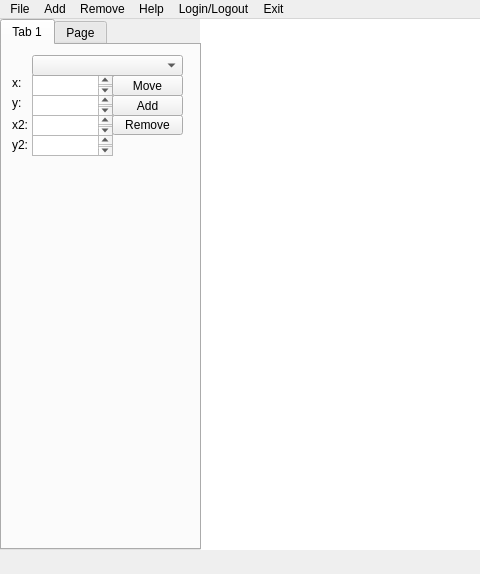
hoonman/qties, file 2DGraphicsModeler/mainwindow.ui: the form before one commit; both pictures show x 0 to 480 and y 0 to 574 of the 1283 by 574 pixel window.
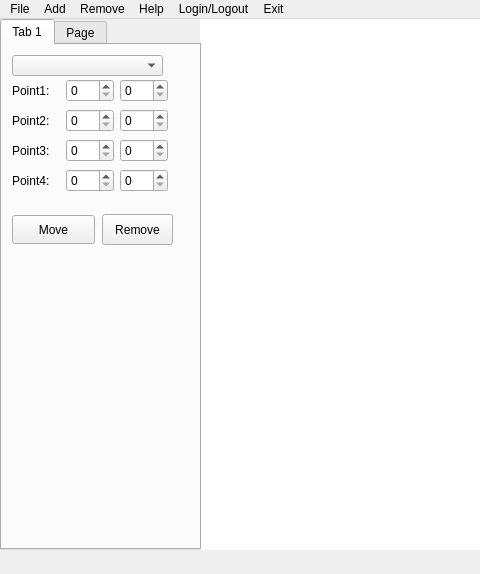
The form after the commit. Custom widgets are drawn as their Qt base class.

Diff of the .ui file:
```diff
--- a/2DGraphicsModeler/mainwindow.ui
+++ b/2DGraphicsModeler/mainwindow.ui
@@ -46,128 +46,10 @@
      <attribute name="title">
       <string>Tab 1</string>
      </attribute>
-     <widget class="QLabel" name="label">
-      <property name="geometry">
-       <rect>
-        <x>10</x>
-        <y>30</y>
-        <width>21</width>
-        <height>16</height>
-       </rect>
-      </property>
-      <property name="text">
-       <string>x:</string>
-      </property>
-     </widget>
-     <widget class="QPlainTextEdit" name="plainTextEdit">
-      <property name="geometry">
-       <rect>
-        <x>30</x>
-        <y>30</y>
-        <width>81</width>
-        <height>21</height>
-       </rect>
-      </property>
-     </widget>
-     <widget class="QLabel" name="label_2">
-      <property name="geometry">
-       <rect>
-        <x>10</x>
-        <y>50</y>
-        <width>21</width>
-        <height>16</height>
-       </rect>
-      </property>
-      <property name="text">
-       <string>y:</string>
-      </property>
-     </widget>
-     <widget class="QPushButton" name="moveButton">
-      <property name="geometry">
-       <rect>
-        <x>110</x>
-        <y>30</y>
-        <width>71</width>
-        <height>21</height>
-       </rect>
-      </property>
-      <property name="text">
-       <string>Move</string>
-      </property>
-     </widget>
-     <widget class="QPlainTextEdit" name="x2">
-      <property name="geometry">
-       <rect>
-        <x>30</x>
-        <y>70</y>
-        <width>81</width>
-        <height>21</height>
-       </rect>
-      </property>
-     </widget>
-     <widget class="QLabel" name="label_3">
-      <property name="geometry">
-       <rect>
-        <x>10</x>
-        <y>70</y>
-        <width>63</width>
-        <height>20</height>
-       </rect>
-      </property>
-      <property name="text">
-       <string>x2:</string>
-      </property>
-     </widget>
-     <widget class="QPlainTextEdit" name="plainTextEdit_2">
-      <property name="geometry">
-       <rect>
-        <x>30</x>
-        <y>50</y>
-        <width>81</width>
-        <height>21</height>
-       </rect>
-      </property>
-     </widget>
-     <widget class="QLabel" name="label_4">
-      <property name="geometry">
-       <rect>
-        <x>10</x>
-        <y>90</y>
-        <width>63</width>
-        <height>20</height>
-       </rect>
-      </property>
-      <property name="text">
-       <string>y2:</string>
-      </property>
-     </widget>
-     <widget class="QPlainTextEdit" name="y2">
-      <property name="geometry">
-       <rect>
-        <x>30</x>
-        <y>90</y>
-        <width>81</width>
-        <height>21</height>
-       </rect>
-      </property>
-     </widget>
-     <widget class="QPushButton" name="add">
-      <property name="geometry">
-       <rect>
-        <x>110</x>
-        <y>50</y>
-        <width>71</width>
-        <height>21</height>
-       </rect>
-      </property>
-      <property name="text">
-       <string>Add</string>
-      </property>
-     </widget>
      <widget class="QComboBox" name="comboBox">
       <property name="geometry">
        <rect>
-        <x>30</x>
+        <x>10</x>
         <y>10</y>
         <width>151</width>
         <height>21</height>
@@ -177,16 +59,129 @@
      <widget class="QPushButton" name="remove">
       <property name="geometry">
        <rect>
-        <x>110</x>
-        <y>70</y>
+        <x>100</x>
+        <y>169</y>
         <width>71</width>
-        <height>20</height>
+        <height>31</height>
        </rect>
       </property>
       <property name="text">
        <string>Remove</string>
       </property>
      </widget>
+     <widget class="QPushButton" name="moveShape">
+      <property name="geometry">
+       <rect>
+        <x>10</x>
+        <y>170</y>
+        <width>83</width>
+        <height>29</height>
+       </rect>
+      </property>
+      <property name="text">
+       <string>Move</string>
+      </property>
+     </widget>
+     <widget class="QWidget" name="layoutWidget">
+      <property name="geometry">
+       <rect>
+        <x>10</x>
+        <y>30</y>
+        <width>156</width>
+        <height>31</height>
+       </rect>
+      </property>
+      <layout class="QHBoxLayout" name="horizontalLayout_9">
+       <item>
+        <widget class="QLabel" name="label_28">
+         <property name="text">
+          <string>Point1:</string>
+         </property>
+        </widget>
+       </item>
+       <item>
+        <widget class="QSpinBox" name="x1Move"/>
+       </item>
+       <item>
+        <widget class="QSpinBox" name="y1Move"/>
+       </item>
+      </layout>
+     </widget>
+     <widget class="QWidget" name="layoutWidget">
+      <property name="geometry">
+       <rect>
+        <x>10</x>
+        <y>60</y>
+        <width>156</width>
+        <height>31</height>
+       </rect>
+      </property>
+      <layout class="QHBoxLayout" name="horizontalLayout_10">
+       <item>
+        <widget class="QLabel" name="label_29">
+         <property name="text">
+          <string>Point2:</string>
+         </property>
+        </widget>
+       </item>
+       <item>
+        <widget class="QSpinBox" name="x2Move"/>
+       </item>
+       <item>
+        <widget class="QSpinBox" name="y2Move"/>
+       </item>
+      </layout>
+     </widget>
+     <widget class="QWidget" name="layoutWidget">
+      <property name="geometry">
+       <rect>
+        <x>10</x>
+        <y>90</y>
+        <width>156</width>
+        <height>31</height>
+       </rect>
+      </property>
+      <layout class="QHBoxLayout" name="horizontalLayout_11">
+       <item>
+        <widget class="QLabel" name="label_30">
+         <property name="text">
+          <string>Point3:</string>
+         </property>
+        </widget>
+       </item>
+       <item>
+        <widget class="QSpinBox" name="x3Move"/>
+       </item>
+       <item>
+        <widget class="QSpinBox" name="y3Move"/>
+       </item>
+      </layout>
+     </widget>
+     <widget class="QWidget" name="layoutWidget">
+      <property name="geometry">
+       <rect>
+        <x>10</x>
+        <y>120</y>
+        <width>156</width>
+        <height>31</height>
+       </rect>
+      </property>
+      <layout class="QHBoxLayout" name="horizontalLayout_12">
+       <item>
+        <widget class="QLabel" name="label_31">
+         <property name="text">
+          <string>Point4:</string>
+         </property>
+        </widget>
+       </item>
+       <item>
+        <widget class="QSpinBox" name="x4Move"/>
+       </item>
+       <item>
+        <widget class="QSpinBox" name="y4Move"/>
+       </item>
+      </layout>
+     </widget>
     </widget>
     <widget class="QWidget" name="tab_3">
      <attribute name="title">
```
Left out of the diff: 50 changed lines with no effect on the pictures.
